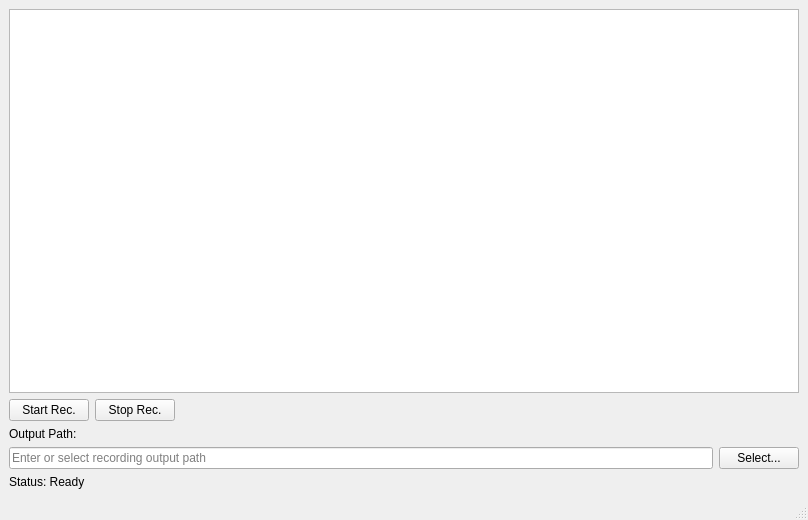
First picture: the form in EchoGrapherQT/mainwindow.ui, repository AliTahir-101/EchoGrapher, before the edit.
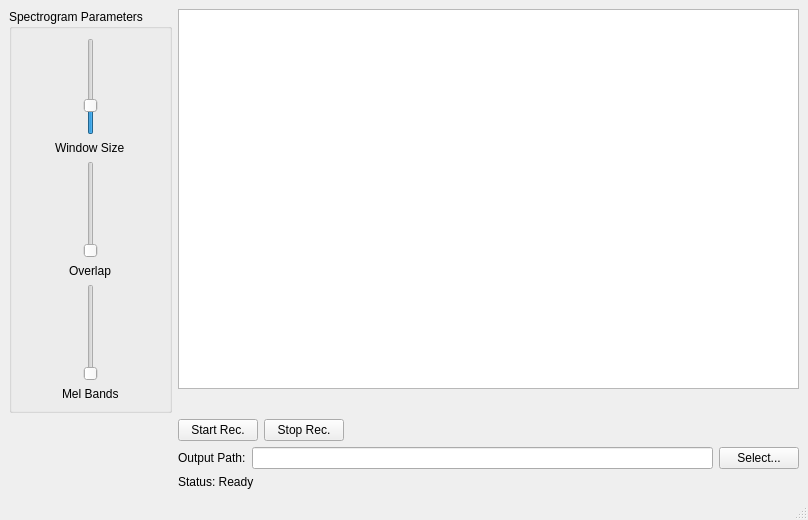
Second picture: the form after the edit.

Commit message: Update to add the spectrogram param. settings. ui.

The edit to the form file:
```diff
--- a/EchoGrapherQT/mainwindow.ui
+++ b/EchoGrapherQT/mainwindow.ui
@@ -14,8 +14,80 @@
    <string>EchoGrapher</string>
   </property>
   <widget class="QWidget" name="centralwidget">
-   <layout class="QVBoxLayout" name="verticalLayout">
-    <item>
+   <layout class="QGridLayout" name="gridLayoutMain">
+    <item row="0" column="0" rowspan="5" alignment="Qt::AlignHCenter">
+     <widget class="QGroupBox" name="groupBoxParameters">
+      <property name="title">
+       <string>Spectrogram Parameters</string>
+      </property>
+      <layout class="QVBoxLayout" name="verticalLayoutParameters">
+       <item alignment="Qt::AlignHCenter">
+        <widget class="QSlider" name="windowSizeslider">
+         <property name="minimum">
+          <number>256</number>
+         </property>
+         <property name="maximum">
+          <number>1200</number>
+         </property>
+         <property name="singleStep">
+          <number>10</number>
+         </property>
+         <property name="value">
+          <number>512</number>
+         </property>
+         <property name="orientation">
+          <enum>Qt::Vertical</enum>
+         </property>
+        </widget>
+       </item>
+       <item alignment="Qt::AlignHCenter">
+        <widget class="QLabel" name="windowSlabel">
+         <property name="text">
+          <string>Window Size</string>
+         </property>
+        </widget>
+       </item>
+       <item alignment="Qt::AlignHCenter">
+        <widget class="QSlider" name="overlapSlider">
+         <property name="orientation">
+          <enum>Qt::Vertical</enum>
+         </property>
+        </widget>
+       </item>
+       <item alignment="Qt::AlignHCenter">
+        <widget class="QLabel" name="label_2">
+         <property name="text">
+          <string>Overlap</string>
+         </property>
+        </widget>
+       </item>
+       <item alignment="Qt::AlignHCenter">
+        <widget class="QSlider" name="melBandSlider">
+         <property name="minimum">
+          <number>2</number>
+         </property>
+         <property name="maximum">
+          <number>256</number>
+         </property>
+         <property name="singleStep">
+          <number>2</number>
+         </property>
+         <property name="orientation">
+          <enum>Qt::Vertical</enum>
+         </property>
+        </widget>
+       </item>
+       <item alignment="Qt::AlignHCenter">
+        <widget class="QLabel" name="label_3">
+         <property name="text">
+          <string>Mel Bands</string>
+         </property>
+        </widget>
+       </item>
+      </layout>
+     </widget>
+    </item>
+    <item row="0" column="1">
      <widget class="QGraphicsView" name="graphicsView">
       <property name="sizePolicy">
        <sizepolicy hsizetype="Expanding" vsizetype="Expanding">
@@ -25,19 +97,10 @@
       </property>
      </widget>
     </item>
-    <item>
-     <layout class="QHBoxLayout" name="horizontalLayout">
+    <item row="5" column="1">
+     <layout class="QHBoxLayout" name="horizontalLayoutButtons">
       <item>
        <widget class="QPushButton" name="startButton">
-        <property name="sizePolicy">
-         <sizepolicy hsizetype="Fixed" vsizetype="Fixed">
-          <horstretch>0</horstretch>
-          <verstretch>0</verstretch>
-         </sizepolicy>
-        </property>
-        <property name="autoFillBackground">
-         <bool>true</bool>
-        </property>
         <property name="text">
          <string>Start Rec.</string>
         </property>
@@ -45,15 +108,6 @@
       </item>
       <item>
        <widget class="QPushButton" name="stopButton">
-        <property name="sizePolicy">
-         <sizepolicy hsizetype="Fixed" vsizetype="Fixed">
-          <horstretch>0</horstretch>
-          <verstretch>0</verstretch>
-         </sizepolicy>
-        </property>
-        <property name="autoFillBackground">
-         <bool>true</bool>
-        </property>
         <property name="text">
          <string>Stop Rec.</string>
         </property>
@@ -69,15 +123,19 @@
         </property>
         <property name="sizeHint" stdset="0">
          <size>
-          <width>40</width>
-          <height>20</height>
+          <width>0</width>
+          <height>0</height>
          </size>
         </property>
        </spacer>
       </item>
      </layout>
     </item>
-    <item>
+    <item row="6" column="1">
+     <layout class="QVBoxLayout" name="verticalLayoutStatus">
+      <item>
+       <layout class="QHBoxLayout" name="horizontalLayoutFilepath">
+        <item>
          <widget class="QLabel" name="outputPathLabel">
           <property name="text">
            <string>Output Path:</string>
@@ -85,35 +143,25 @@
          </widget>
         </item>
         <item>
-         <layout class="QHBoxLayout" name="outputPathLayout">
-          <item>
-           <widget class="QLineEdit" name="outputPathLineEdit">
-            <property name="placeholderText">
-             <string>Enter or select recording output path</string>
-            </property>
-           </widget>
-          </item>
-          <item>
-           <widget class="QPushButton" name="selectOutputPathButton">
-            <property name="text">
-             <string>Select...</string>
-            </property>
-           </widget>
-          </item>
-         </layout>
-    </item>
-    <item>
-     <widget class="QLabel" name="label">
-      <property name="sizePolicy">
-       <sizepolicy hsizetype="Preferred" vsizetype="Fixed">
-        <horstretch>0</horstretch>
-        <verstretch>0</verstretch>
-       </sizepolicy>
-      </property>
-      <property name="text">
-       <string>Status: Ready</string>
-      </property>
-     </widget>
+         <widget class="QLineEdit" name="outputPathLineEdit"/>
+        </item>
+        <item>
+         <widget class="QPushButton" name="selectOutputPathButton">
+          <property name="text">
+           <string>Select...</string>
+          </property>
+         </widget>
+        </item>
+       </layout>
+      </item>
+      <item>
+       <widget class="QLabel" name="labelStatus">
+        <property name="text">
+         <string>Status: Ready</string>
+        </property>
+       </widget>
+      </item>
+     </layout>
     </item>
    </layout>
   </widget>
```
Left out of the diff: 4 changed lines with no effect on the pictures. The commit also changes 1 other file.
